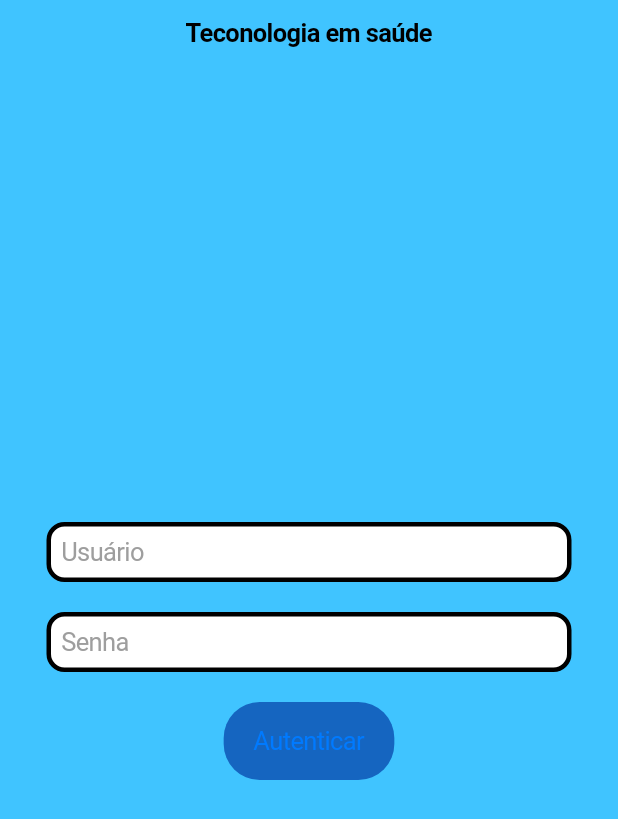
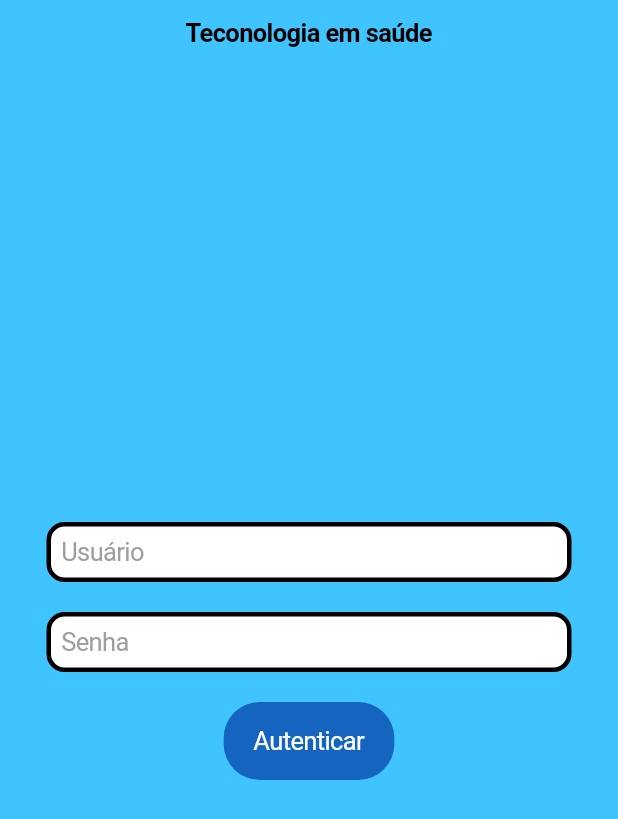
Before and after one commit to gvheisler/tecnologia_em_saude, a Flutter app: the screen it shows after launch, on a phone screen of 412 x 824 dp. Shown: the top 819 px of the screen. Run offline on Flutter 3.47's test engine with Material 2 defaults, Android fonts, the phone set to English and light mode, and no system bars.

Commit message:
mudanças

```diff
--- a/lib/app_widget.dart
+++ b/lib/app_widget.dart
@@ -8,8 +8,8 @@ class AppWidget extends StatelessWidget {
   @override
   Widget build(BuildContext context) {
     return CupertinoApp(
-      theme: CupertinoThemeData(
-          brightness: Brightness.light,
+      theme: const CupertinoThemeData(
+          //brightness: Brightness.light,
         primaryColor: CupertinoColors.black,
       ),
       //home: LoginPage(),
--- a/lib/login_page.dart
+++ b/lib/login_page.dart
@@ -66,15 +66,15 @@ class LoginPage extends StatelessWidget {
                   const SizedBox(height: 20,),
                   CupertinoButton(
                     color: Colors.blue[800],
+
                     onPressed: (){
                       if(password==Rpassword && login == Rlogin){
                         //print("login certo");
-                        Navigator.pushNamed(context, '/mainMenu');
+                        Navigator.pushReplacementNamed(context, '/mainMenu');
                       }
-
                     },
                     borderRadius: BorderRadius.circular(24),
-                    child: const Text("Autenticar"),
+                    child: const Text("Autenticar", style: TextStyle(color: Colors.white),),
                   )
                 ],
               ),
```
Also changed, not shown: lib/main_menu_page.dart (+14 -3 lines), lib/misc.dart (+20 -0 lines).
